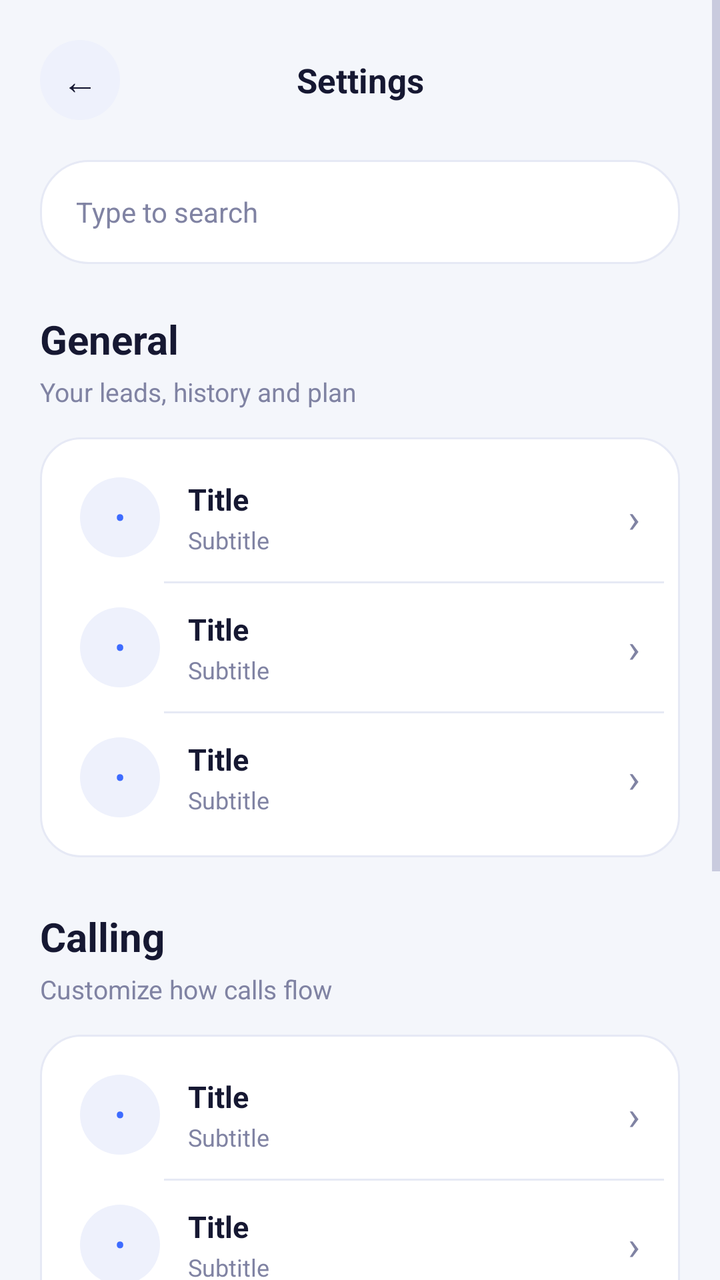
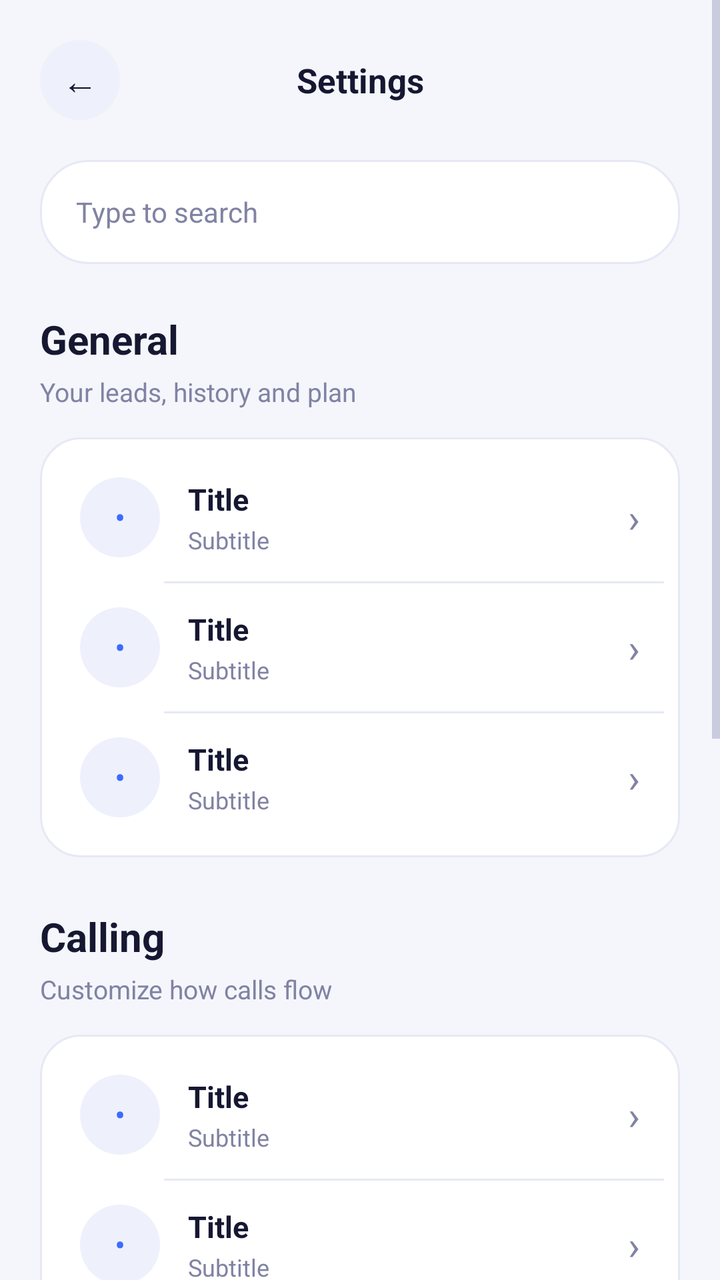

The first picture is an Android layout as it rendered before a commit; the second is the same layout after the commit. The layout source and the unified diff follow.
<!-- AndroidManifest.xml: application theme Theme.AutoDialer -->
<!-- res/layout/activity_settings.xml -->
<?xml version="1.0" encoding="utf-8"?>
<ScrollView xmlns:android="http://schemas.android.com/apk/res/android"
    xmlns:app="http://schemas.android.com/apk/res-auto"
    android:layout_width="match_parent"
    android:layout_height="match_parent"
    android:background="@color/pricing_bg"
    android:fillViewport="true">

    <LinearLayout
        android:layout_width="match_parent"
        android:layout_height="wrap_content"
        android:orientation="vertical"
        android:padding="20dp">

        
        <LinearLayout
            android:layout_width="match_parent"
            android:layout_height="wrap_content"
            android:orientation="horizontal"
            android:gravity="center_vertical"
            android:paddingBottom="8dp">

            <TextView
                android:id="@+id/btnBack"
                android:layout_width="40dp"
                android:layout_height="40dp"
                android:background="@drawable/bg_pricing_icon_chip"
                android:gravity="center"
                android:text="←"
                android:textColor="@color/pricing_text_dark"
                android:textSize="18sp"/>

            <TextView
                android:layout_width="0dp"
                android:layout_height="wrap_content"
                android:layout_weight="1"
                android:gravity="center"
                android:text="Settings"
                android:textColor="@color/pricing_text_dark"
                android:textSize="17sp"
                android:textStyle="bold"/>

            <View
                android:layout_width="40dp"
                android:layout_height="40dp"/>
        </LinearLayout>

        
        <EditText
            android:id="@+id/etSearch"
            android:layout_width="match_parent"
            android:layout_height="52dp"
            android:layout_marginTop="12dp"
            android:background="@drawable/bg_pricing_search"
            android:drawablePadding="10dp"
            android:gravity="center_vertical"
            android:hint="Type to search"
            android:inputType="text"
            android:paddingStart="18dp"
            android:paddingEnd="18dp"
            android:singleLine="true"
            android:textColor="@color/pricing_text_dark"
            android:textColorHint="@color/pricing_text_gray"
            android:textSize="14sp"/>

        
        <TextView
            android:layout_width="wrap_content"
            android:layout_height="wrap_content"
            android:layout_marginTop="24dp"
            android:text="General"
            android:textColor="@color/pricing_text_dark"
            android:textSize="20sp"
            android:textStyle="bold"/>

        <TextView
            android:layout_width="wrap_content"
            android:layout_height="wrap_content"
            android:layout_marginTop="4dp"
            android:layout_marginBottom="14dp"
            android:text="Your leads, history and plan"
            android:textColor="@color/pricing_text_gray"
            android:textSize="13sp"/>

        <LinearLayout
            android:layout_width="match_parent"
            android:layout_height="wrap_content"
            android:orientation="vertical"
            android:background="@drawable/bg_pricing_section"
            android:padding="8dp">

            <include layout="@layout/row_settings_item"
                android:id="@+id/rowSheets"/>

            <View style="@style/SettingsDivider"/>

            <include layout="@layout/row_settings_item"
                android:id="@+id/rowDashboard"/>

            <View style="@style/SettingsDivider"/>

            <include layout="@layout/row_settings_item"
                android:id="@+id/rowPlan"/>
        </LinearLayout>

        
        <TextView
            android:layout_width="wrap_content"
            android:layout_height="wrap_content"
            android:layout_marginTop="26dp"
            android:text="Calling"
            android:textColor="@color/pricing_text_dark"
            android:textSize="20sp"
            android:textStyle="bold"/>

        <TextView
            android:layout_width="wrap_content"
            android:layout_height="wrap_content"
            android:layout_marginTop="4dp"
            android:layout_marginBottom="14dp"
            android:text="Customize how calls flow"
            android:textColor="@color/pricing_text_gray"
            android:textSize="13sp"/>

        <LinearLayout
            android:layout_width="match_parent"
            android:layout_height="wrap_content"
            android:orientation="vertical"
            android:background="@drawable/bg_pricing_section"
            android:padding="8dp">

            <include layout="@layout/row_settings_item"
                android:id="@+id/rowInfoMessage"/>

            <View style="@style/SettingsDivider"/>

            <include layout="@layout/row_settings_item"
                android:id="@+id/rowCustomOutcome"/>

            <View style="@style/SettingsDivider"/>

            <include layout="@layout/row_settings_item"
                android:id="@+id/rowBatchLimit"/>
        </LinearLayout>

        
        <TextView
            android:layout_width="wrap_content"
            android:layout_height="wrap_content"
            android:layout_marginTop="26dp"
            android:text="Reliability"
            android:textColor="@color/pricing_text_dark"
            android:textSize="20sp"
            android:textStyle="bold"/>

        <TextView
            android:layout_width="wrap_content"
            android:layout_height="wrap_content"
            android:layout_marginTop="4dp"
            android:layout_marginBottom="14dp"
            android:text="Keep the app running mid-list"
            android:textColor="@color/pricing_text_gray"
            android:textSize="13sp"/>

        <LinearLayout
            android:layout_width="match_parent"
            android:layout_height="wrap_content"
            android:orientation="vertical"
            android:background="@drawable/bg_pricing_section"
            android:padding="8dp"
            android:layout_marginBottom="24dp">

            <include layout="@layout/row_settings_item"
                android:id="@+id/rowBattery"/>
        </LinearLayout>

    </LinearLayout>
</ScrollView>
<!-- res/layout/row_settings_item.xml (included above) -->
<?xml version="1.0" encoding="utf-8"?>
<LinearLayout xmlns:android="http://schemas.android.com/apk/res/android"
    android:layout_width="match_parent"
    android:layout_height="wrap_content"
    android:orientation="horizontal"
    android:gravity="center_vertical"
    android:background="?attr/selectableItemBackground"
    android:clickable="true"
    android:focusable="true"
    android:padding="12dp">

    <TextView
        android:id="@+id/rowIcon"
        android:layout_width="40dp"
        android:layout_height="40dp"
        android:background="@drawable/bg_pricing_icon_chip"
        android:gravity="center"
        android:text="•"
        android:textColor="@color/pricing_blue"
        android:textSize="16sp"/>

    <LinearLayout
        android:layout_width="0dp"
        android:layout_height="wrap_content"
        android:layout_weight="1"
        android:layout_marginStart="14dp"
        android:orientation="vertical">

        <TextView
            android:id="@+id/rowTitle"
            android:layout_width="wrap_content"
            android:layout_height="wrap_content"
            android:text="Title"
            android:textColor="@color/pricing_text_dark"
            android:textSize="15sp"
            android:textStyle="bold"/>

        <TextView
            android:id="@+id/rowSubtitle"
            android:layout_width="wrap_content"
            android:layout_height="wrap_content"
            android:layout_marginTop="2dp"
            android:text="Subtitle"
            android:textColor="@color/pricing_text_gray"
            android:textSize="12sp"/>
    </LinearLayout>

    <TextView
        android:layout_width="wrap_content"
        android:layout_height="wrap_content"
        android:text="›"
        android:textColor="@color/pricing_text_gray"
        android:textSize="20sp"/>

</LinearLayout>
<!-- resources referenced by this layout -->
<resources>
  <color name="pricing_bg">#F4F6FB</color>
  <color name="pricing_blue">#3D6BFF</color>
  <color name="pricing_text_dark">#161832</color>
  <color name="pricing_text_gray">#8083A3</color>
  <!-- drawable bg_pricing_icon_chip (drawable) -->
  <?xml version="1.0" encoding="utf-8"?>
  <ripple xmlns:android="http://schemas.android.com/apk/res/android"
      android:color="#333D6BFF">
      <item>
  <shape xmlns:android="http://schemas.android.com/apk/res/android">
      <solid android:color="@color/pricing_icon_chip"/>
      <corners android:radius="20dp"/>
  </shape>
      </item>
  </ripple>
  <!-- drawable bg_pricing_search (drawable) -->
  <?xml version="1.0" encoding="utf-8"?>
  <shape xmlns:android="http://schemas.android.com/apk/res/android">
      <solid android:color="@color/pricing_card_bg"/>
      <corners android:radius="24dp"/>
      <stroke android:width="1dp" android:color="@color/pricing_border"/>
  </shape>
  <!-- drawable bg_pricing_section (drawable) -->
  <?xml version="1.0" encoding="utf-8"?>
  <shape xmlns:android="http://schemas.android.com/apk/res/android">
      <solid android:color="@color/pricing_card_bg"/>
      <corners android:radius="20dp"/>
      <stroke android:width="1dp" android:color="@color/pricing_border"/>
  </shape>
  <style name="SettingsDivider">
          <item name="android:layout_width">match_parent</item>
          <item name="android:layout_height">1dp</item>
          <item name="android:background">@color/pricing_border</item>
          <item name="android:layout_marginStart">54dp</item>
      </style>
  <style name="Theme.AutoDialer" parent="Theme.MaterialComponents.NoActionBar">
          <item name="colorPrimary">@color/resume_bg</item>
          <item name="colorPrimaryVariant">@color/resume_bg</item>
          <item name="android:windowBackground">@color/bg_dark</item>
          <item name="android:textColorPrimary">@color/text_primary_dark</item>
          <item name="android:textColorSecondary">@color/text_secondary_dark</item>
      </style>
  <color name="pricing_icon_chip">#EEF1FC</color>
  <color name="pricing_card_bg">#FFFFFF</color>
  <color name="pricing_border">#E6E9F5</color>
  <color name="resume_bg">#4C6FFF</color>
  <color name="bg_dark">#0D0E1A</color>
  <color name="text_primary_dark">#F6F7FC</color>
  <color name="text_secondary_dark">#A2A4C4</color>
</resources>

<!-- the commit's change to res/layout/activity_settings.xml (unified diff, before → after) -->
@@ -172,6 +172,36 @@
 
             <include layout="@layout/row_settings_item"
                 android:id="@+id/rowBattery"/>
+        </LinearLayout>
+
+        <TextView
+            android:layout_width="wrap_content"
+            android:layout_height="wrap_content"
+            android:layout_marginTop="2dp"
+            android:text="Account"
+            android:textColor="@color/pricing_text_dark"
+            android:textSize="20sp"
+            android:textStyle="bold"/>
+
+        <TextView
+            android:layout_width="wrap_content"
+            android:layout_height="wrap_content"
+            android:layout_marginTop="4dp"
+            android:layout_marginBottom="14dp"
+            android:text="Sign out to log in with a different number"
+            android:textColor="@color/pricing_text_gray"
+            android:textSize="13sp"/>
+
+        <LinearLayout
+            android:layout_width="match_parent"
+            android:layout_height="wrap_content"
+            android:orientation="vertical"
+            android:background="@drawable/bg_pricing_section"
+            android:padding="8dp"
+            android:layout_marginBottom="24dp">
+
+            <include layout="@layout/row_settings_item"
+                android:id="@+id/rowLogout"/>
         </LinearLayout>
 
     </LinearLayout>
